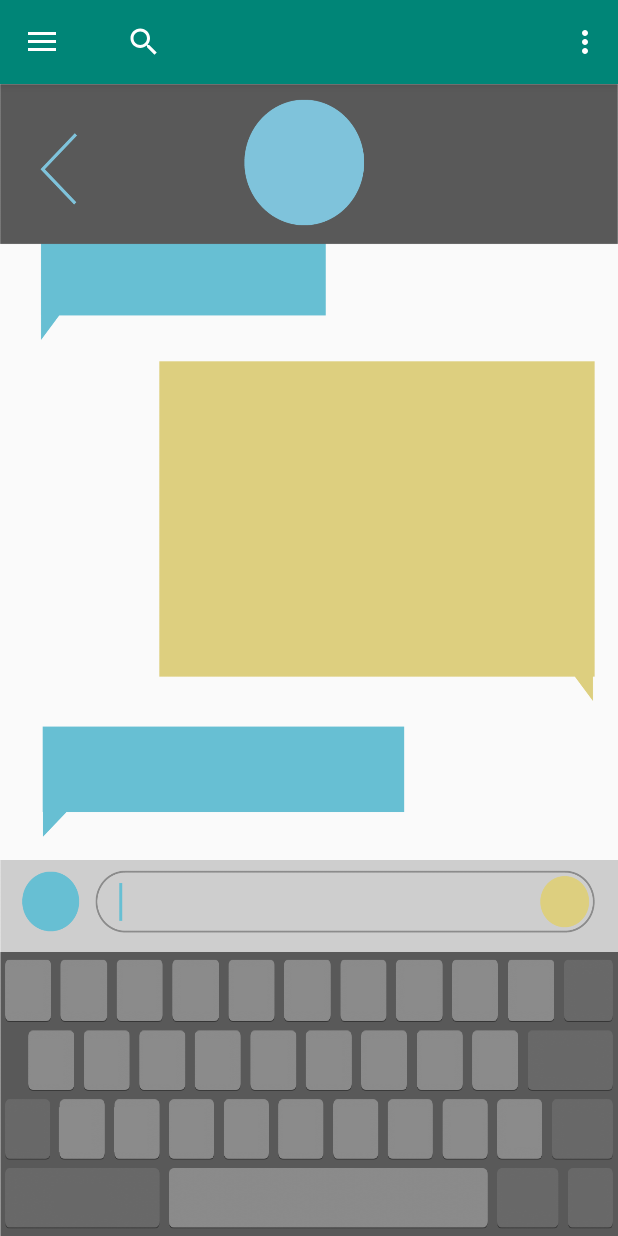
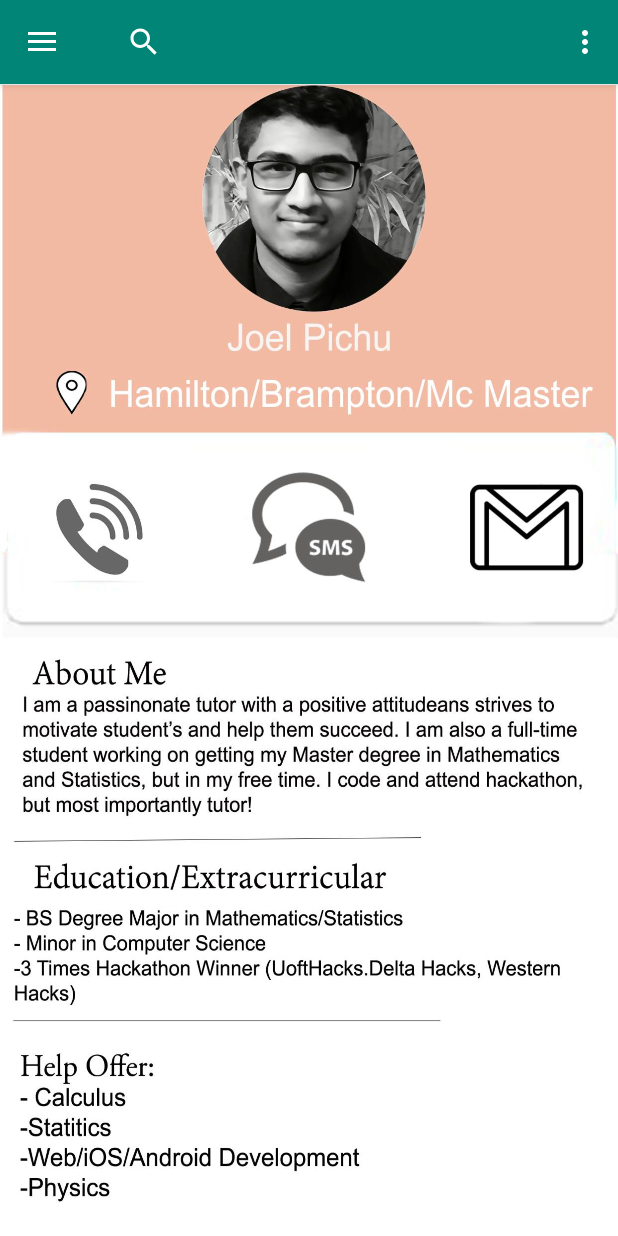
Before and after one commit to TheFatPanda97/LinkedOut, an Android app: the screen it shows after launch (MainActivity), on a phone screen of 412 x 824 dp. Run offline under Robolectric (Android 15) with nearby library versions, the phone set to English and light mode, and no system bars; libraries missing offline, so code that uses them is left out: com.github.sundeepk.compactcalendarview; plain views replace CompactCalendarView.

Commit message:
Shawn - profile screen

```diff
--- a/app/src/main/java/ca/utoronto/shawnhu/linkedout/MainActivity.java
+++ b/app/src/main/java/ca/utoronto/shawnhu/linkedout/MainActivity.java
@@ -31,8 +31,8 @@
         navigationView.setNavigationItemSelectedListener(this);
 
         FragmentManager fragmentManager = getSupportFragmentManager();
-        messaging message = new messaging();
-        fragmentManager.beginTransaction().replace(R.id.main, message).commit();
+        profile pp = new profile();
+        fragmentManager.beginTransaction().replace(R.id.main, pp).commit();
 
 
     }
--- /dev/null
+++ b/app/src/main/java/ca/utoronto/shawnhu/linkedout/profile.java
@@ -0,0 +1,29 @@
+package ca.utoronto.shawnhu.linkedout;
+
+
+import android.os.Bundle;
+import android.support.v4.app.Fragment;
+import android.view.LayoutInflater;
+import android.view.View;
+import android.view.ViewGroup;
+
+
+/**
+ * A simple {@link Fragment} subclass.
+ */
+public class profile extends Fragment {
+
+
+    public profile() {
+        // Required empty public constructor
+    }
+
+
+    @Override
+    public View onCreateView(LayoutInflater inflater, ViewGroup container,
+                             Bundle savedInstanceState) {
+        // Inflate the layout for this fragment
+        return inflater.inflate(R.layout.fragment_profile, container, false);
+    }
+
+}
--- /dev/null
+++ b/app/src/main/res/layout/fragment_profile.xml
@@ -0,0 +1,15 @@
+<?xml version="1.0" encoding="utf-8"?>
+<FrameLayout xmlns:android="http://schemas.android.com/apk/res/android"
+    xmlns:app="http://schemas.android.com/apk/res-auto"
+    xmlns:tools="http://schemas.android.com/tools"
+    android:layout_width="match_parent"
+    android:layout_height="match_parent"
+    tools:context=".profile">
+
+    <ImageView
+        android:id="@+id/imageView2"
+        android:layout_width="wrap_content"
+        android:layout_height="wrap_content"
+        android:scaleType="fitXY"
+        android:src="@mipmap/profile" />
+</FrameLayout>
```
Also changed, not shown: app/src/main/res/mipmap-mdpi/profile.jpg (added).
